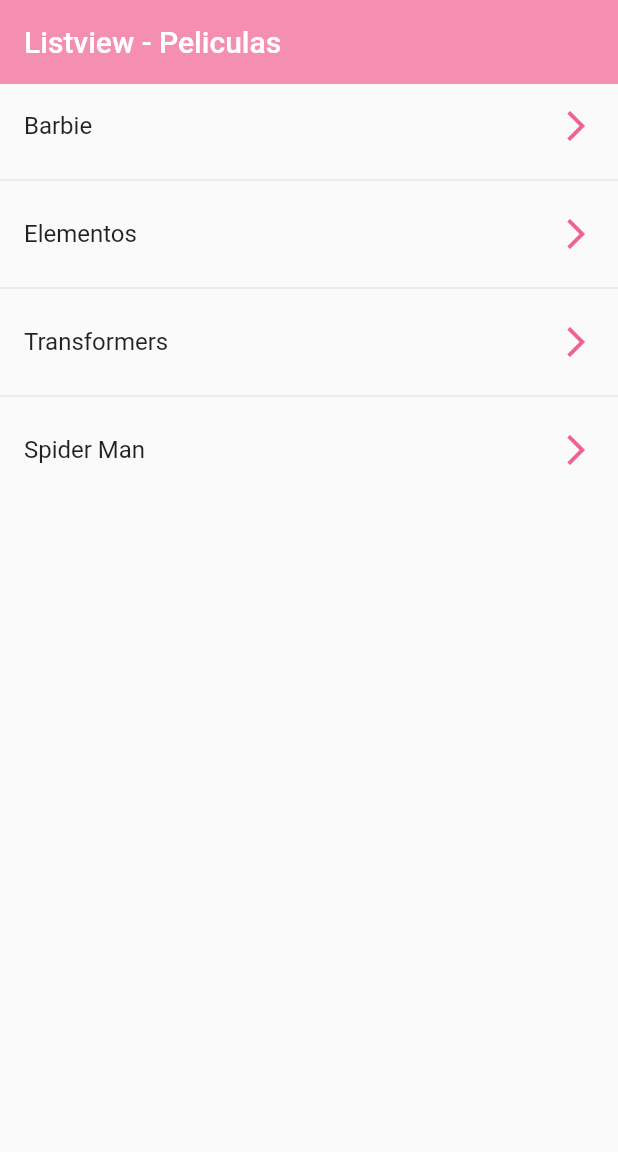
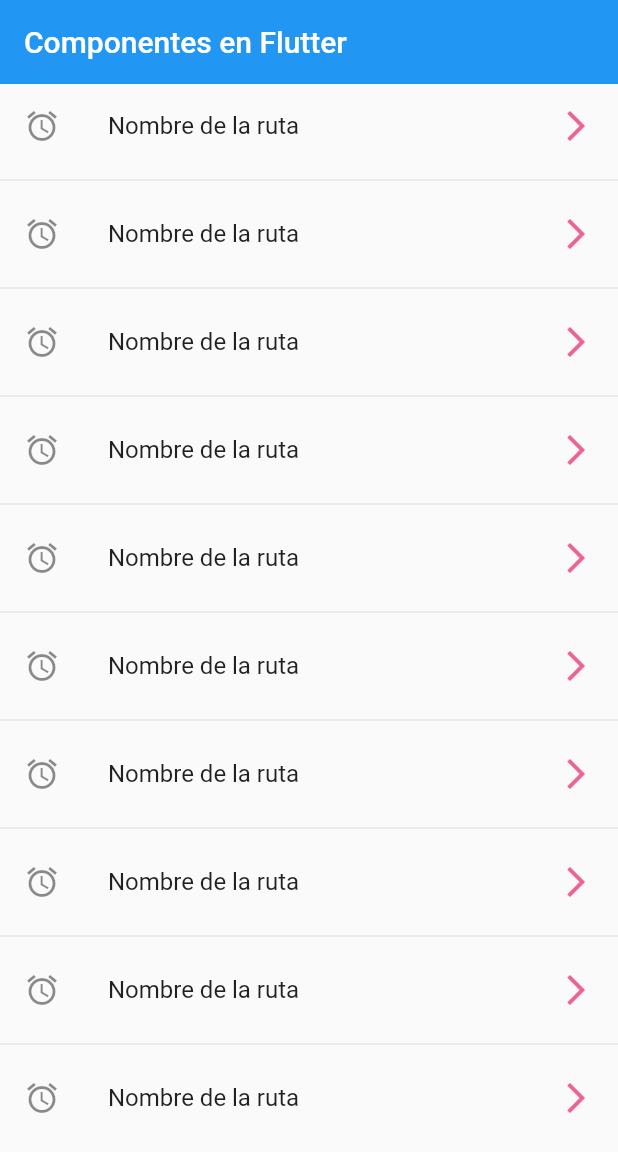
Before and after one commit to roxanaguerra/desings_components_flutter, a Flutter app: the screen it shows after launch, on a phone screen of 412 x 824 dp. Shown: the top 1152 px of the screen. Run offline on Flutter 3.47's test engine with Material 2 defaults, Android fonts, the phone set to English and light mode, and no system bars.

Commit message:
HomeScreen y Navegar a una nueva pantalla - 70

```diff
--- a/lib/main.dart
+++ b/lib/main.dart
@@ -1,6 +1,5 @@
 import 'package:flutter/material.dart';
-// import 'package:desings_components/screens/listview1_screen.dart';
-import 'package:desings_components/screens/listview2_screen.dart';
+import 'package:desings_components/screens/screens.dart';
 
 void main() => runApp(const MyApp());
 
@@ -12,7 +11,22 @@
     return MaterialApp(
       title: 'Material App',
       debugShowCheckedModeBanner: false,
-      home: ListView2Screen(),
+      // home: HomeScreen(),
+      initialRoute: 'home',
+      routes: {
+        'home': (BuildContext context) => HomeScreen(),
+        'listview1': (BuildContext context) => ListView1Screen(),
+        'listview2': (BuildContext context) => ListView2Screen(),
+        'alert': (BuildContext context) => AlertScreen(),
+        'card': (BuildContext context) => CardScreen(),
+      },
+      // EN EL CASO QUE INGRESAMOS A UNA RUTA  QNO EXISTE
+      onGenerateRoute: (settings) {
+        print(settings); // RouteSettings("card2", null)
+        return MaterialPageRoute(
+          builder: (context) => AlertScreen(),
+        );
+      },
     );
   }
 }
--- /dev/null
+++ b/lib/screens/home_screen.dart
@@ -0,0 +1,40 @@
+import 'package:desings_components/screens/screens.dart';
+import 'package:flutter/material.dart';
+
+class HomeScreen extends StatelessWidget {
+  const HomeScreen({Key? key}) : super(key: key);
+
+  @override
+  Widget build(BuildContext context) {
+    return Scaffold(
+      appBar: AppBar(
+        title: Text('Componentes en Flutter'),
+        elevation: 0,
+      ),
+      body: ListView.separated(
+        itemCount: 10,
+        itemBuilder: (context, i) => ListTile(
+          leading: Icon(Icons.access_alarm_outlined),
+          trailing:
+              Icon(Icons.arrow_forward_ios_outlined, color: Colors.pink[300]),
+          onTap: () {
+            // ******** 1 ************
+            // final route = MaterialPageRoute(
+            //   builder: (context) => ListView1Screen(),
+            // );
+            // Navigator.push(context, route);
+
+            // ******** 2 ************
+            // Destruye la anterior ruta, ejem: login
+            // Navigator.pushReplacement(context, route);
+
+            // ******** 3 ************
+            Navigator.pushNamed(context, 'card2');
+          },
+          title: Text("Nombre de la ruta"),
+        ),
+        separatorBuilder: (_, __) => Divider(),
+      ),
+    );
+  }
+}
--- /dev/null
+++ b/lib/screens/screens.dart
@@ -0,0 +1,5 @@
+export 'package:desings_components/screens/alert_screen.dart';
+export 'package:desings_components/screens/card_screen.dart';
+export 'package:desings_components/screens/listview1_screen.dart';
+export 'package:desings_components/screens/listview2_screen.dart';
+export 'package:desings_components/screens/home_screen.dart';
```
Also changed, not shown: lib/screens/alert_screen.dart (added, +14 -0 lines), lib/screens/card_screen.dart (added, +14 -0 lines).
